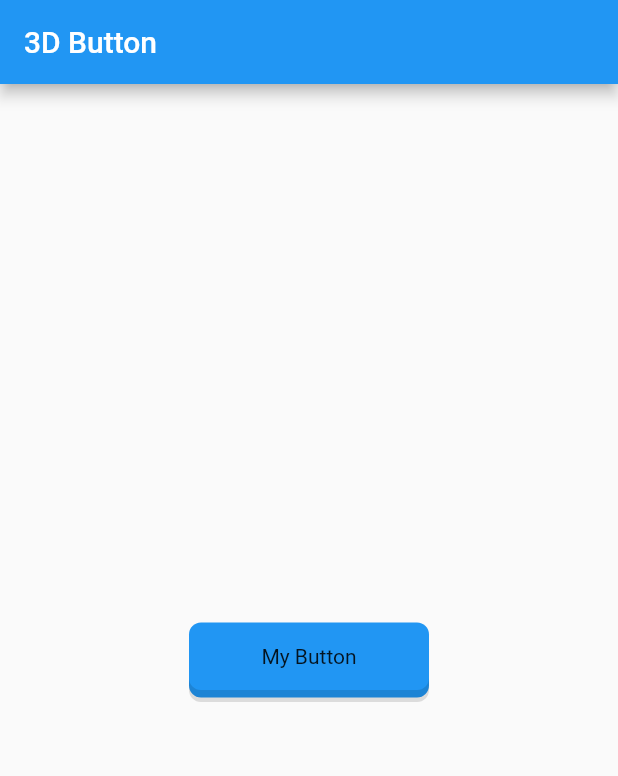
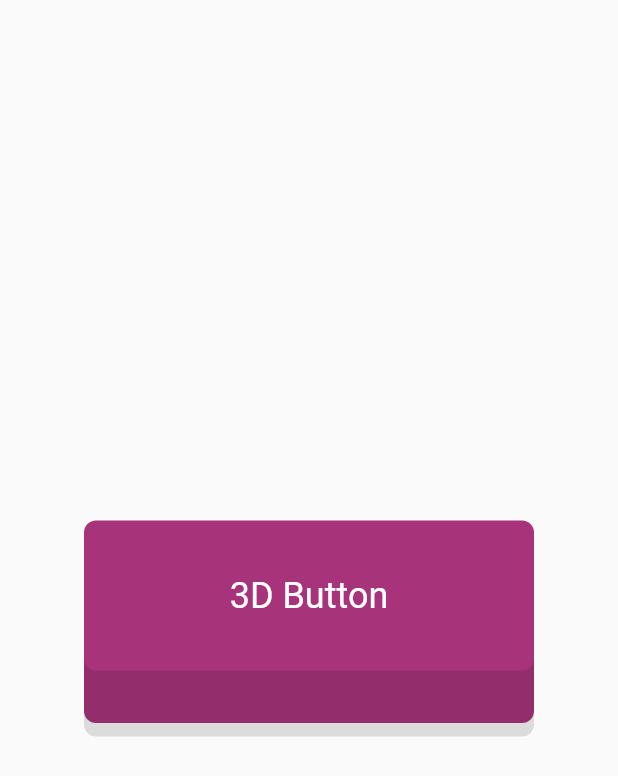
Before and after one commit to Mostafa3wad/3D-Button, a Flutter app: the screen it shows after launch, on a phone screen of 412 x 824 dp. Shown: the top 776 px of the screen. Run offline on Flutter 3.47's test engine with Material 2 defaults, Android fonts, the phone set to English and light mode, and no system bars.

Commit message:
second commit

```diff
--- a/lib/3d_button.dart
+++ b/lib/3d_button.dart
@@ -5,13 +5,14 @@ class MyButton extends StatefulWidget {
   Widget child;
   Function onTap;
   Color color;
-  final double width, height;
-  MyButton(
-      {this.child,
+  final double width, height, buttonHeight;
+  MyButton({
+    this.child,
     @required this.onTap,
     this.color = Colors.blueGrey,
     this.height = 40,
     this.width = 160,
+    this.buttonHeight = 5
   });
   @override
   _MyButtonState createState() => _MyButtonState();
@@ -54,11 +55,11 @@ class _MyButtonState extends State<MyButton> {
         },
         child: Container(
           width: widget.width,
-          height: widget.height+20,
+          height: widget.height + 20,
           child: Stack(
             children: [
               Positioned(
-                  bottom: 5,
+                  bottom: widget.buttonHeight,
                   child: Container(
                     width: widget.width,
                     height: widget.height,
@@ -76,7 +77,7 @@ class _MyButtonState extends State<MyButton> {
                     duration: Duration(milliseconds: 400),
                     curve: Curves.bounceOut,
                     width: widget.width,
-                    height: widget.height+5,
+                    height: widget.height + 5,
                     padding:
                         const EdgeInsets.symmetric(horizontal: 8, vertical: 4),
                     decoration: BoxDecoration(
--- /dev/null
+++ b/lib/awesome_3d_button.dart
@@ -0,0 +1,88 @@
+import 'package:flutter/material.dart';
+
+import 'package:magical_button/button_state_notifier.dart';
+
+class Awesome3DButton extends StatelessWidget {
+  final double buttonWidth;
+  final double buttonHeight;
+  final double thickHeight;
+
+  final Color buttonColor;
+  final Widget buttonChild;
+
+  final GestureTapCallback onPressed;
+
+  const Awesome3DButton({
+    this.buttonHeight = 40,
+    this.buttonWidth = 160,
+    this.thickHeight=5,
+    this.buttonColor = const Color(0xffa7337a),
+    @required this.buttonChild,
+    @required this.onPressed,
+  });
+
+  @override
+  Widget build(BuildContext context) {
+    var buttonStateNotifier = ButtonStateNotifier(thickHeight);
+    return AnimatedBuilder(
+      animation: buttonStateNotifier,
+      builder: (ctx, value) {
+        return GestureDetector(
+          onTap: onPressed,
+          onTapDown: (_) => buttonStateNotifier.triggerButtonDown(thickHeight),
+          onTapUp: (_) => buttonStateNotifier.triggerButtonUp(),
+          child: MouseRegion(
+            onHover: (_) => buttonStateNotifier.triggerOnMouseHover(),
+            onExit: (_) => buttonStateNotifier.triggerOnMouseExit(),
+            child: Container(
+              width: buttonWidth,
+              height: buttonHeight + thickHeight,
+              child: Stack(
+                children: [
+                  Positioned(
+                    bottom: 0,
+                    child: Container(
+                      width: buttonWidth,
+                      height: buttonHeight,
+                      decoration: BoxDecoration(
+                        color: buttonColor,
+                        borderRadius: BorderRadius.circular(8),
+                      ),
+                    ),
+                  ),
+                  AnimatedPositioned(
+                    top: buttonStateNotifier.topPosition,
+                    duration: const Duration(milliseconds: 400),
+                    curve: Curves.bounceOut,
+                    child: AnimatedContainer(
+                      alignment: Alignment.center,
+                      duration: const Duration(milliseconds: 400),
+                      curve: Curves.bounceOut,
+                      width: buttonWidth,
+                      height: buttonHeight,
+                      padding: const EdgeInsets.symmetric(
+                        horizontal: 8,
+                        vertical: 4,
+                      ),
+                      decoration: BoxDecoration(
+                        color: buttonColor,
+                        borderRadius: BorderRadius.circular(8),
+                        boxShadow: [
+                          BoxShadow(
+                            color: Colors.black12,
+                            offset: Offset(0, buttonStateNotifier.elevation),
+                          )
+                        ],
+                      ),
+                      child: buttonChild,
+                    ),
+                  )
+                ],
+              ),
+            ),
+          ),
+        );
+      },
+    );
+  }
+}
--- /dev/null
+++ b/lib/button_state_notifier.dart
@@ -0,0 +1,38 @@
+import 'package:flutter/foundation.dart';
+
+class ButtonStateNotifier extends ChangeNotifier {
+  double elevationY;
+
+  ButtonStateNotifier(this.elevationY) {
+    elevation = elevationY+elevationY*0.1;
+  }
+
+  double topPosition = 5;
+  double elevation ;
+
+  void triggerButtonDown(double position) {
+    topPosition = position;
+    elevation = 0;
+    notifyListeners();
+  }
+
+  void triggerButtonUp() {
+    Future.delayed(const Duration(milliseconds: 100), () {
+      topPosition = 0;
+      elevation =  elevationY+elevationY*0.1+10;
+      notifyListeners();
+    });
+  }
+
+  void triggerOnMouseHover() {
+    topPosition = 0;
+    elevation = elevationY+elevationY*0.1+10;
+    notifyListeners();
+  }
+
+  void triggerOnMouseExit() {
+    topPosition = 5;
+    elevation = elevationY+elevationY*0.1;
+    notifyListeners();
+  }
+}
--- a/lib/main.dart
+++ b/lib/main.dart
@@ -1,24 +1,32 @@
 import 'package:flutter/material.dart';
-import 'package:magical_button/3d_button.dart';
 
-void main() {
-  runApp(MyApp());
-}
+import 'package:magical_button/awesome_3d_button.dart';
+
+void main() => runApp(MyApp());
+
 class MyApp extends StatelessWidget {
   @override
   Widget build(BuildContext context) {
     return MaterialApp(
-      home: Scaffold(
-        appBar: AppBar(
-          title: Text('3D Button'),
+      debugShowCheckedModeBanner: false,
+      home: SafeArea(
+        child: Scaffold(
+          body: Center(
+            child: Awesome3DButton(
+              buttonChild: Text(
+                "3D Button",
+                style: TextStyle(
+                  color: Colors.white,
+                  fontSize: 24,
+                ),
+              ),
+              buttonHeight: 100,
+              buttonWidth: 300,
+              thickHeight: 40,
+              onPressed: () {},
+            ),
+          ),
         ),
-        body: Center(
-            child: MyButton(
-          child: Text('My Button'),
-          color: Colors.blue,
-          onTap: () {},
-
-        )),
       ),
     );
   }
```
Lines whose indentation alone changed are shown as unchanged.
